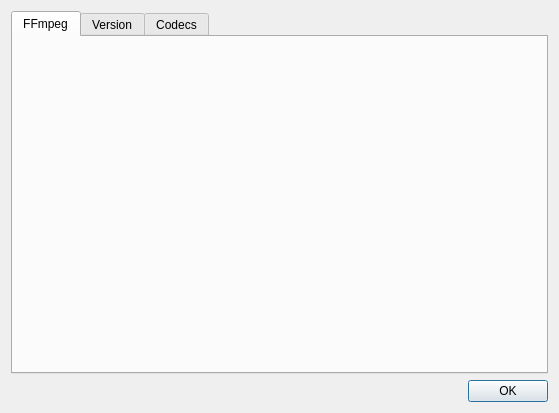
qwinff/qwinff, file ui/aboutffmpegdialog.ui: the form before one commit.
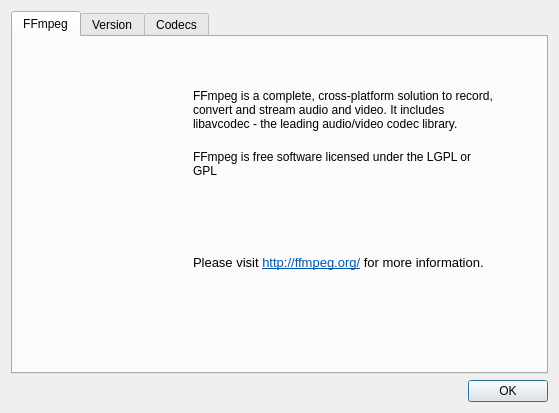
The form after the commit. Icons and pictures are not drawn.

Commit message: Edited "About FFmpeg" dialog.

```diff
--- a/ui/aboutffmpegdialog.ui
+++ b/ui/aboutffmpegdialog.ui
@@ -23,6 +23,86 @@
       <attribute name="title">
        <string>FFmpeg</string>
       </attribute>
+      <widget class="QLabel" name="label_3">
+       <property name="geometry">
+        <rect>
+         <x>20</x>
+         <y>20</y>
+         <width>141</width>
+         <height>141</height>
+        </rect>
+       </property>
+       <property name="sizePolicy">
+        <sizepolicy hsizetype="Fixed" vsizetype="Fixed">
+         <horstretch>0</horstretch>
+         <verstretch>0</verstretch>
+        </sizepolicy>
+       </property>
+       <property name="text">
+        <string/>
+       </property>
+       <property name="pixmap">
+        <pixmap resource="../images.qrc">:/app/icons/ffmpeg_large.png</pixmap>
+       </property>
+       <property name="scaledContents">
+        <bool>true</bool>
+       </property>
+      </widget>
+      <widget class="QLabel" name="label">
+       <property name="geometry">
+        <rect>
+         <x>180</x>
+         <y>40</y>
+         <width>310</width>
+         <height>65</height>
+        </rect>
+       </property>
+       <property name="text">
+        <string>FFmpeg is a complete, cross-platform solution to record, convert and stream audio and video. It includes libavcodec - the leading audio/video codec library.</string>
+       </property>
+       <property name="wordWrap">
+        <bool>true</bool>
+       </property>
+      </widget>
+      <widget class="QLabel" name="label_2">
+       <property name="geometry">
+        <rect>
+         <x>180</x>
+         <y>110</y>
+         <width>305</width>
+         <height>33</height>
+        </rect>
+       </property>
+       <property name="text">
+        <string>FFmpeg is free software licensed under the LGPL or GPL</string>
+       </property>
+       <property name="wordWrap">
+        <bool>true</bool>
+       </property>
+      </widget>
+      <widget class="QLabel" name="label_4">
+       <property name="geometry">
+        <rect>
+         <x>180</x>
+         <y>160</y>
+         <width>311</width>
+         <height>131</height>
+        </rect>
+       </property>
+       <property name="text">
+        <string>&lt;!DOCTYPE HTML PUBLIC &quot;-//W3C//DTD HTML 4.0//EN&quot; &quot;http://www.w3.org/TR/REC-html40/strict.dtd&quot;&gt;
+&lt;html&gt;&lt;head&gt;&lt;meta name=&quot;qrichtext&quot; content=&quot;1&quot; /&gt;&lt;style type=&quot;text/css&quot;&gt;
+p, li { white-space: pre-wrap; }
+&lt;/style&gt;&lt;/head&gt;&lt;body style=&quot; font-family:'Ubuntu'; font-size:10pt; font-weight:400; font-style:normal;&quot;&gt;
+&lt;p style=&quot; margin-top:0px; margin-bottom:0px; margin-left:0px; margin-right:0px; -qt-block-indent:0; text-indent:0px;&quot;&gt;Please visit &lt;a href=&quot;http://ffmpeg.org/&quot;&gt;&lt;span style=&quot; text-decoration: underline; color:#0057ae;&quot;&gt;http://ffmpeg.org/&lt;/span&gt;&lt;/a&gt; for more information.&lt;/p&gt;&lt;/body&gt;&lt;/html&gt;</string>
+       </property>
+       <property name="wordWrap">
+        <bool>true</bool>
+       </property>
+       <property name="openExternalLinks">
+        <bool>true</bool>
+       </property>
+      </widget>
      </widget>
      <widget class="QWidget" name="tab_2">
       <attribute name="title">
```
Left out of the diff: 11 changed lines with no effect on the pictures. The commit also changes 3 other files.
